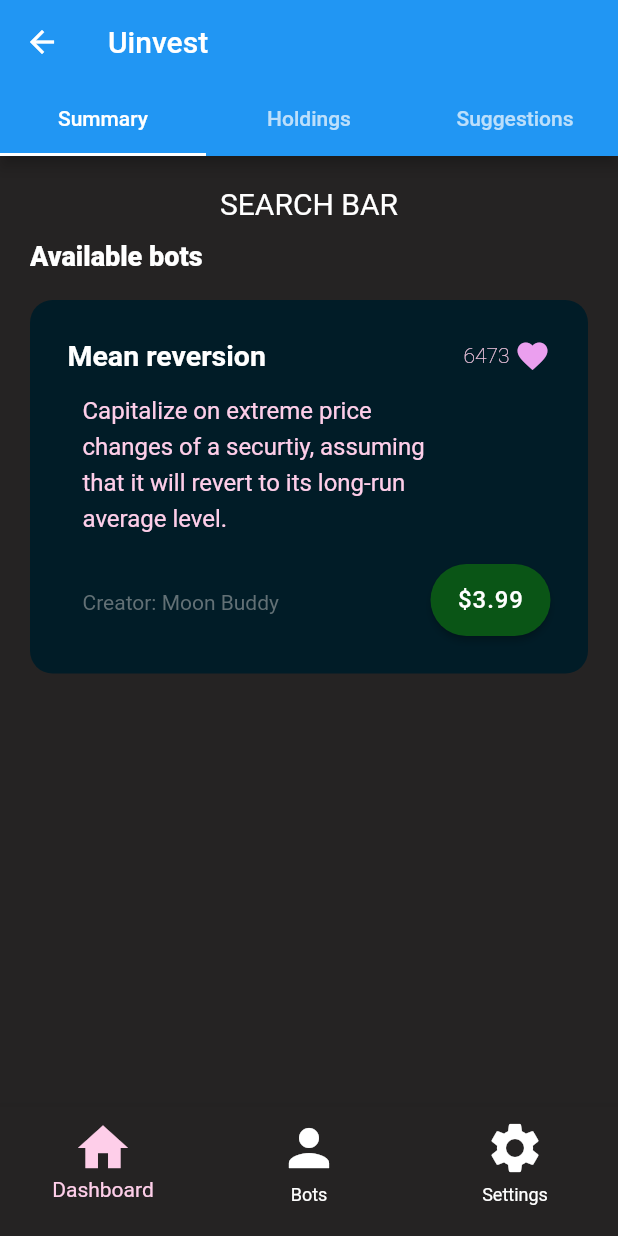
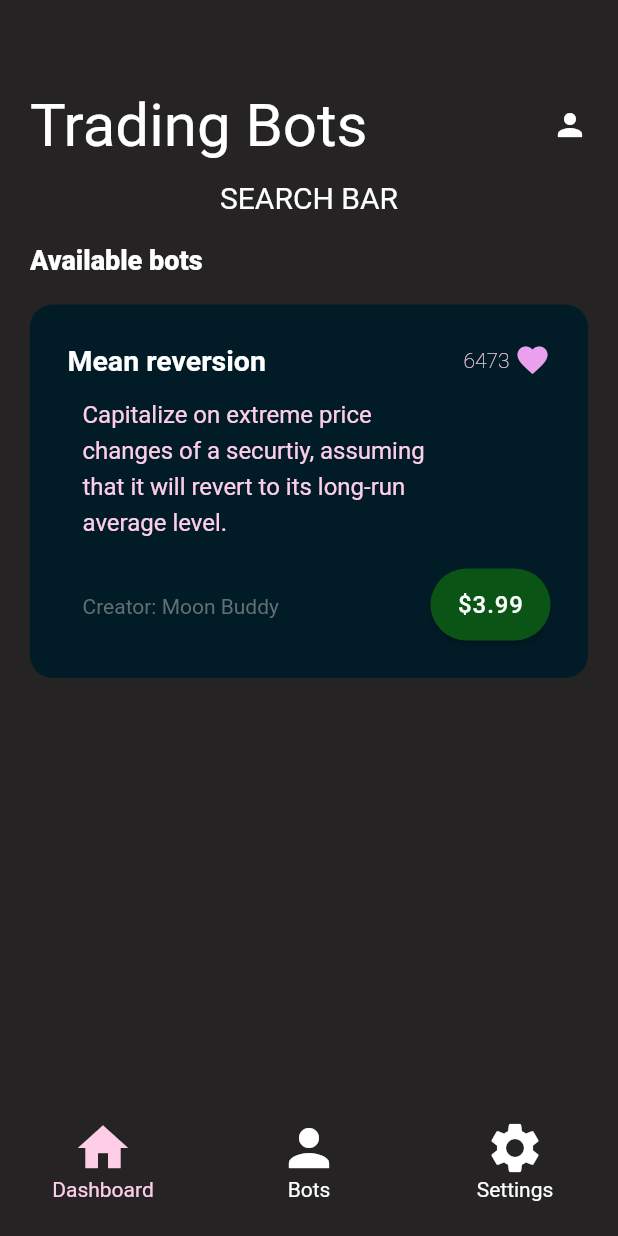
Before and after one commit to jack40tall/moonbuddy, a Flutter app: the MainScreen screen opened by its route, on a phone screen of 412 x 824 dp. Run offline on Flutter 3.47's test engine with Material 2 defaults, Android fonts, the light colour scheme and no system bars; our stand-ins replace animated_text_kit, flutter_screenutil, google_fonts, hexcolor, modal_progress_hud; missing offline and left inert: openapi; Roboto replaces fonts that are missing (Horizon).

Commit message:
Add header title to dashboard

```diff
--- a/frontend/lib/screens/dashboard_screen.dart
+++ b/frontend/lib/screens/dashboard_screen.dart
@@ -24,9 +24,21 @@ class _SummaryScreen extends State<DashboardScreen> {
     return Scaffold(
       backgroundColor: kBackgroundDark,
       body: SingleChildScrollView(
-        padding: EdgeInsets.all(20.0),
+        padding: EdgeInsets.fromLTRB(20, 60, 20, 20),
         child: Column(
           children: <Widget>[
+            Row(mainAxisAlignment: MainAxisAlignment.spaceBetween, children: [
+              Text(
+                "Trading Bots",
+                style: TextStyle(
+                  color: Colors.white,
+                  fontSize: 40.0,
+                  fontFamily: 'Horizon',
+                ),
+              ),
+              Icon(Icons.person, color: Colors.white)
+            ]),
+            SizedBox(height: 13.0),
             Text(
               "SEARCH BAR",
               style: TextStyle(
@@ -35,7 +47,7 @@ class _SummaryScreen extends State<DashboardScreen> {
                 fontFamily: 'Horizon',
               ),
             ),
-            SizedBox(height: 13.0),
+            SizedBox(height: 20.0),
 
             /* ADD LATER */
 
--- a/frontend/lib/screens/main_screen.dart
+++ b/frontend/lib/screens/main_screen.dart
@@ -10,13 +10,13 @@ class MainScreen extends StatefulWidget {
   _MainScreen createState() => _MainScreen();
 }
 
-class _MainScreen extends State<MainScreen> with TickerProviderStateMixin {
-  TabController _tabController;
+class _MainScreen extends State<MainScreen> {
+  int _selectedIndex = 0;
 
-  @override
-  void initState() {
-    super.initState();
-    _tabController = TabController(length: 3, vsync: this);
+  void _onItemTapped(int index) {
+    setState(() {
+      _selectedIndex = index;
+    });
   }
 
   @override
@@ -27,29 +27,7 @@ class _MainScreen extends State<MainScreen> with TickerProviderStateMixin {
     final args =
         new User(1, "test@test.com", "Testy", "T", "McTester", 0, "TestToken");
 
-    return Scaffold(
-      appBar: AppBar(
-        title: Text('Uinvest'),
-        bottom: TabBar(
-          controller: _tabController,
-          tabs: <Widget>[
-            Tab(
-              text: 'Summary',
-              //  icon: Icon(Icons.cloud_outlined),
-            ),
-            Tab(text: 'Holdings'
-                // icon: Icon(Icons.beach_access_sharp),
-                ),
-            Tab(text: 'Suggestions'
-                //  icon: Icon(Icons.brightness_5_sharp),
-                ),
-          ],
-        ),
-      ),
-      body: TabBarView(
-        controller: _tabController,
-        children: <Widget>[
-          // TODO: Change this to screen widgets
+    List<Widget> _widgetOptions = <Widget>[
       Center(
         child: DashboardScreen(currUser: args),
       ),
@@ -59,8 +37,10 @@ class _MainScreen extends State<MainScreen> with TickerProviderStateMixin {
       Center(
         child: Text('It\'s sunny here'),
       ),
-        ],
-      ),
+    ];
+
+    return Scaffold(
+      body: Center(child: _widgetOptions.elementAt(_selectedIndex)),
       bottomNavigationBar: BottomNavigationBar(
         iconSize: 40,
         items: const <BottomNavigationBarItem>[
@@ -77,93 +57,14 @@ class _MainScreen extends State<MainScreen> with TickerProviderStateMixin {
             label: 'Settings\n',
           ),
         ],
+        currentIndex: _selectedIndex,
+        onTap: _onItemTapped,
         unselectedItemColor: Colors.white,
         selectedItemColor: kSecondaryPinkDark,
         backgroundColor: kBackgroundDark,
+        selectedFontSize: 14,
+        unselectedFontSize: 14,
       ),
     );
   }
 }
-
-/// Flutter code sample for TabBar
-
-// [TabBar] can also be implmented by using a [TabController] which provides more options
-// to control the behavior of the [TabBar] and [TabBarView]. This can be used instead of
-// a [DefaultTabController], demonstrated below.
-
-// import 'package:flutter/material.dart';
-
-// void main() => runApp(const MyApp());
-
-// /// This is the main application widget.
-// class MyApp extends StatelessWidget {
-//   const MyApp({Key? key}) : super(key: key);
-
-//   static const String _title = 'Flutter Code Sample';
-
-//   @override
-//   Widget build(BuildContext context) {
-//     return const MaterialApp(
-//       title: _title,
-//       home: MyStatefulWidget(),
-//     );
-//   }
-// }
-
-// /// This is the stateful widget that the main application instantiates.
-// class MyStatefulWidget extends StatefulWidget {
-//   const MyStatefulWidget({Key? key}) : super(key: key);
-
-//   @override
-//   State<MyStatefulWidget> createState() => _MyStatefulWidgetState();
-// }
-
-// /// This is the private State class that goes with MyStatefulWidget.
-// /// AnimationControllers can be created with `vsync: this` because of TickerProviderStateMixin.
-// class _MyStatefulWidgetState extends State<MyStatefulWidget>
-//     with TickerProviderStateMixin {
-//   late TabController _tabController;
-
-//   @override
-//   void initState() {
-//     super.initState();
-//     _tabController = TabController(length: 3, vsync: this);
-//   }
-
-//   @override
-//   Widget build(BuildContext context) {
-//     return Scaffold(
-//       appBar: AppBar(
-//         title: const Text('TabBar Widget'),
-//         bottom: TabBar(
-//           controller: _tabController,
-//           tabs: const <Widget>[
-//             Tab(
-//               icon: Icon(Icons.cloud_outlined),
-//             ),
-//             Tab(
-//               icon: Icon(Icons.beach_access_sharp),
-//             ),
-//             Tab(
-//               icon: Icon(Icons.brightness_5_sharp),
-//             ),
-//           ],
-//         ),
-//       ),
-//       body: TabBarView(
-//         controller: _tabController,
-//         children: const <Widget>[
-//           Center(
-//             child: Text('It\'s cloudy here'),
-//           ),
-//           Center(
-//             child: Text('It\'s rainy here'),
-//           ),
-//           Center(
-//             child: Text('It\'s sunny here'),
-//           ),
-//         ],
-//       ),
-//     );
-//   }
-// }
```
Lines whose indentation alone changed are shown as unchanged.
